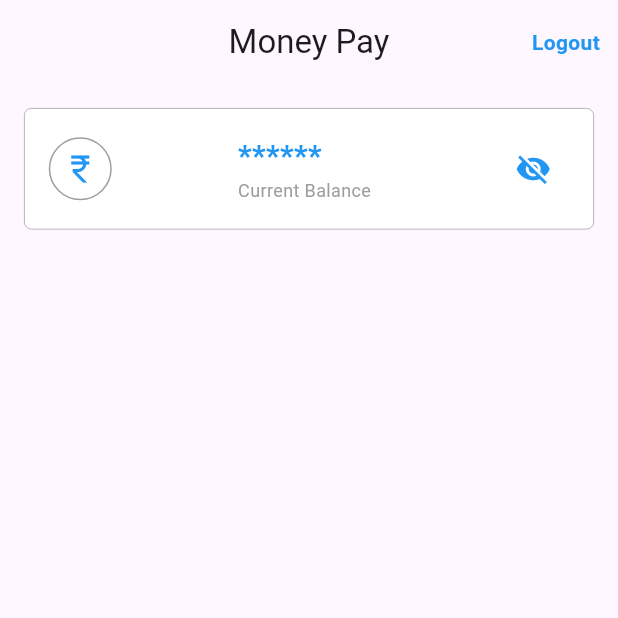
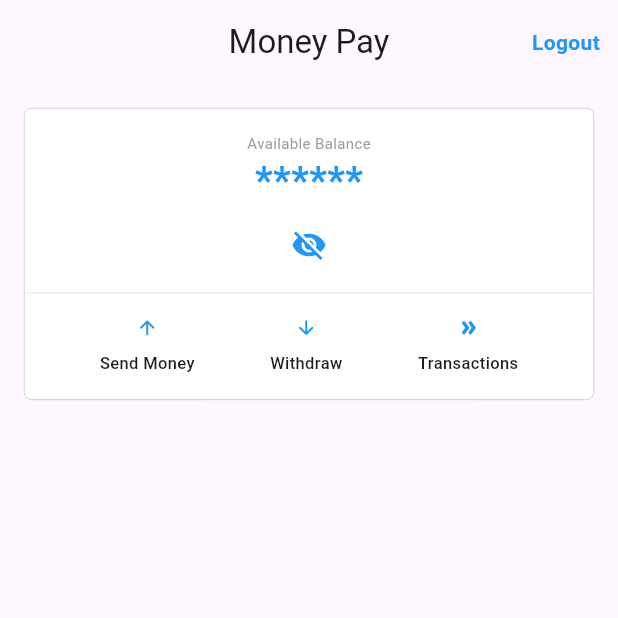
Before and after one commit to rajendraaeologic/send_money_application, a Flutter app: the HomeScreen screen opened by its route, on a phone screen of 412 x 824 dp, the top half of it. Run offline on Flutter 3.47's test engine with Material 3 defaults, Android fonts, the phone set to English and light mode, and no system bars; our stand-ins replace get.

Commit message:
feature: show balance card

```diff
--- a/lib/core/utils/app_string.dart
+++ b/lib/core/utils/app_string.dart
@@ -4,5 +4,8 @@ class AppStrings {
   static const String passwordLabel = "Password";
   static const String loginButton = "Login";
   static const String logout = "Logout";
-  static const String currentBalance = "Current Balance";
+  static const String currentBalance = "Available Balance";
+  static const String sendMoney = "Send Money";
+  static const String withdraw = "Withdraw";
+  static const String transactions = "Transactions";
 }
--- a/lib/presentation/widgets/balance_card.dart
+++ b/lib/presentation/widgets/balance_card.dart
@@ -1,6 +1,8 @@
 import 'package:flutter/material.dart';
 import 'package:get/get.dart';
+import 'package:intl/intl.dart';
 import 'package:send_money_application1/core/utils/app_string.dart';
+import 'package:send_money_application1/presentation/widgets/icon_action_button.dart';
 
 import '../controllers/home_controller.dart';
 
@@ -16,64 +18,46 @@ class BalanceCard extends StatelessWidget {
 
   @override
   Widget build(BuildContext context) {
+    final formattedBalance =
+        NumberFormat.decimalPattern('en_IN').format(balance);
     return Container(
-      padding: const EdgeInsets.all(16.0), // Padding around the content
+      width: MediaQuery.of(context).size.width,
+      padding: const EdgeInsets.only(top: 16.0, bottom: 8.0),
       decoration: BoxDecoration(
         color: Colors.white,
         border: Border.all(
           color: Colors.grey,
-          width: 0.5,
+          width: 0.3,
         ),
-        borderRadius: BorderRadius.circular(5), // Rounded corners with radius
+        borderRadius: BorderRadius.circular(5),
       ),
-      child: Row(
-        mainAxisAlignment: MainAxisAlignment.spaceBetween,
+      child: Column(
+        mainAxisAlignment: MainAxisAlignment.center,
         children: [
-          Row(
+          Column(
+            crossAxisAlignment: CrossAxisAlignment.center,
             children: [
-              Container(
-                padding: const EdgeInsets.all(8.0), // Padding around the icon
-                decoration: BoxDecoration(
-                  color: Colors.white,
-                  border: Border.all(
-                    color: Colors.grey,
-                    width: 1,
+              const Text(
+                AppStrings.currentBalance,
+                style: TextStyle(
+                    fontSize: 10,
+                    fontWeight: FontWeight.w400,
+                    color: Colors.grey),
               ),
-                  borderRadius: BorderRadius.circular(25),
-                ),
-                child: const Icon(
-                  Icons.currency_rupee_outlined,
-                  color: Colors.blue,
-                ),
-              ),
-            ],
-          ),
-          Column(
-            crossAxisAlignment: CrossAxisAlignment.start,
-            children: [
               Obx(() {
                 return Text(
                   homeController.isBalanceVisible.value
-                      ? balance.toStringAsFixed(0)
+                      ? '₹$formattedBalance'
                       : '******',
                   style: const TextStyle(
-                    fontSize: 20,
+                    fontSize: 26,
                     fontWeight: FontWeight.bold,
                     color: Colors.blue,
                   ),
                 );
               }),
-              const Text(
-                AppStrings.currentBalance,
-                style: TextStyle(
-                  fontSize: 12,
-                  fontWeight: FontWeight.w400,
-                  color: Colors.grey
-                ),
-              ),
             ],
           ),
-          Row(children: [
           IconButton(
             icon: Obx(() {
               return Icon(
@@ -87,7 +71,31 @@ class BalanceCard extends StatelessWidget {
               homeController.toggleBalanceVisibility();
             },
           ),
-          ],)
+          const Divider(thickness: 0.3),
+          Row(
+            crossAxisAlignment: CrossAxisAlignment.center,
+            mainAxisAlignment: MainAxisAlignment.spaceEvenly,
+            children: [
+              IconActionButton(
+                  icon: Icons.arrow_upward_rounded,
+                  label: AppStrings.sendMoney,
+                  onTap: () {
+
+                  }),
+              IconActionButton(
+                  icon: Icons.arrow_downward_rounded,
+                  label: AppStrings.withdraw,
+                  onTap: () {
+
+                  }),
+              IconActionButton(
+                  icon: Icons.double_arrow_rounded,
+                  label: AppStrings.transactions,
+                  onTap: () {
+
+                  }),
+            ],
+          ).paddingOnly(top: 8, bottom: 8)
         ],
       ),
     );
--- /dev/null
+++ b/lib/presentation/widgets/icon_action_button.dart
@@ -0,0 +1,39 @@
+import 'package:flutter/material.dart';
+
+class IconActionButton extends StatelessWidget {
+  final IconData icon;
+  final String label;
+  final VoidCallback onTap;
+
+  const IconActionButton({
+    super.key,
+    required this.icon,
+    required this.label,
+    required this.onTap,
+  });
+
+  @override
+  Widget build(BuildContext context) {
+    return GestureDetector(
+      onTap: onTap,
+      child: Column(
+        mainAxisSize: MainAxisSize.min,
+        children: [
+          Icon(
+            icon,
+            size: 15,
+            color: Colors.blue,
+          ),
+          const SizedBox(height: 8),
+          Text(
+            label,
+            style: const TextStyle(
+              fontSize: 11,
+              fontWeight: FontWeight.w500,
+            ),
+          ),
+        ],
+      ),
+    );
+  }
+}
--- a/pubspec.yaml
+++ b/pubspec.yaml
@@ -31,7 +31,7 @@ dependencies:
   flutter:
     sdk: flutter
   get: ^4.6.6        # State management and navigation
-
+  intl: ^0.20.1
 
 
   # The following adds the Cupertino Icons font to your application.
```
Lines whose indentation alone changed are shown as unchanged.
